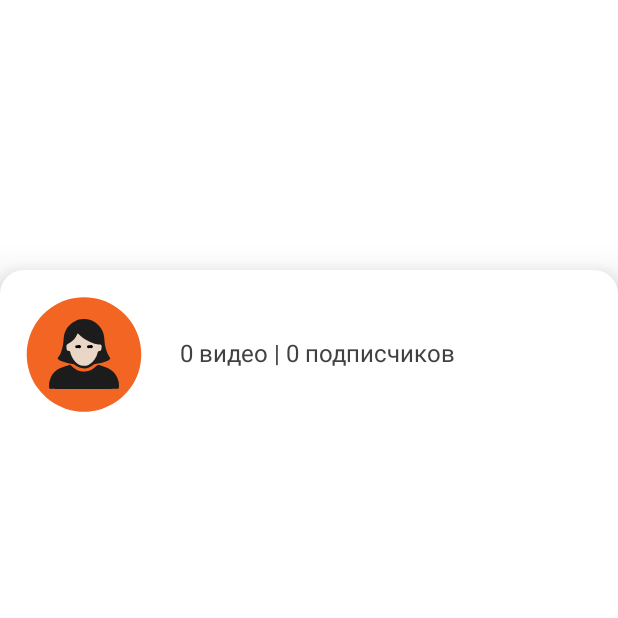
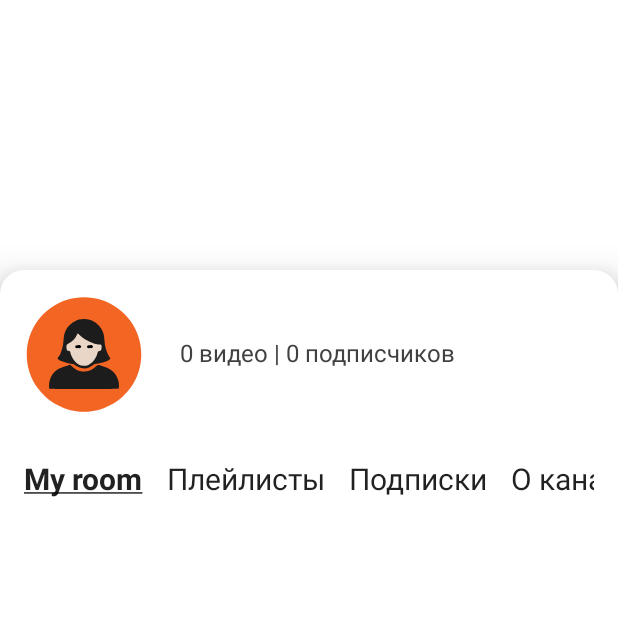
Before and after one commit to llalekysll/tinn-android, an Android app built with Jetpack Compose: the composable CardInformation shown on its own in the app's theme, on a phone screen of 412 x 824 dp, the top half of it. Run offline under Robolectric (Android 15) with nearby library versions, the phone set to English and light mode, and no system bars; libraries missing offline, so code that uses them is left out: com.skydoves.landscapist; network calls fail.

Commit message:
Добавление Pager.kt

```diff
--- a/app/src/main/java/com/example/tinn/ui/features/main/profile/CardInformation.kt
+++ b/app/src/main/java/com/example/tinn/ui/features/main/profile/CardInformation.kt
@@ -43,8 +43,9 @@ fun CardInformation(navController: NavController, user: ResponceDataUserModel) {
                             " ${user.profileInfo.subscriptionsCount} подписчиков",
                     color = DarkGray
                 )
+
             }
-
+            Pager()
         }
     }
 }
--- /dev/null
+++ b/app/src/main/java/com/example/tinn/ui/features/main/profile/Pager.kt
@@ -0,0 +1,41 @@
+package com.example.tinn.ui.features.main.profile
+
+import androidx.compose.foundation.clickable
+import androidx.compose.foundation.layout.Arrangement
+import androidx.compose.foundation.layout.fillMaxWidth
+import androidx.compose.foundation.layout.padding
+import androidx.compose.foundation.lazy.LazyRow
+import androidx.compose.foundation.lazy.items
+import androidx.compose.material.Text
+import androidx.compose.runtime.*
+import androidx.compose.ui.Modifier
+import androidx.compose.ui.text.font.FontWeight
+import androidx.compose.ui.text.style.TextDecoration
+import androidx.compose.ui.unit.dp
+import androidx.compose.ui.unit.sp
+
+@Composable
+fun Pager() {
+    val pagers = listOf("My room", "Плейлисты", "Подписки", "О канале")
+    var selectedPage by remember { mutableStateOf(pagers[0]) }
+
+    LazyRow(
+        modifier = Modifier
+            .fillMaxWidth()
+            .padding(16.dp),
+        horizontalArrangement = Arrangement.spacedBy(16.dp)
+    ) {
+        items(pagers) {
+            val weight = if (selectedPage == it) FontWeight.Bold else FontWeight.Normal
+            val textDecoration =
+                if (selectedPage == it) TextDecoration.Underline else TextDecoration.None
+
+            Text(
+                text = it,
+                fontWeight = weight,
+                fontSize = 20.sp,
+                textDecoration = textDecoration,
+                modifier = Modifier.clickable { selectedPage = it })
+        }
+    }
+}
```
